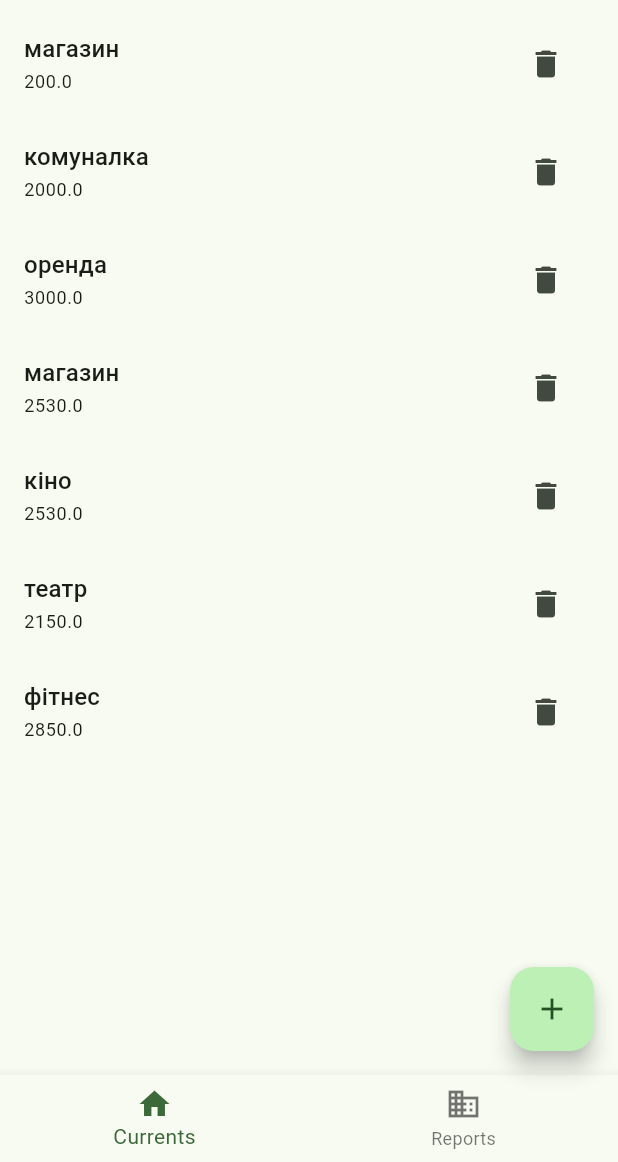
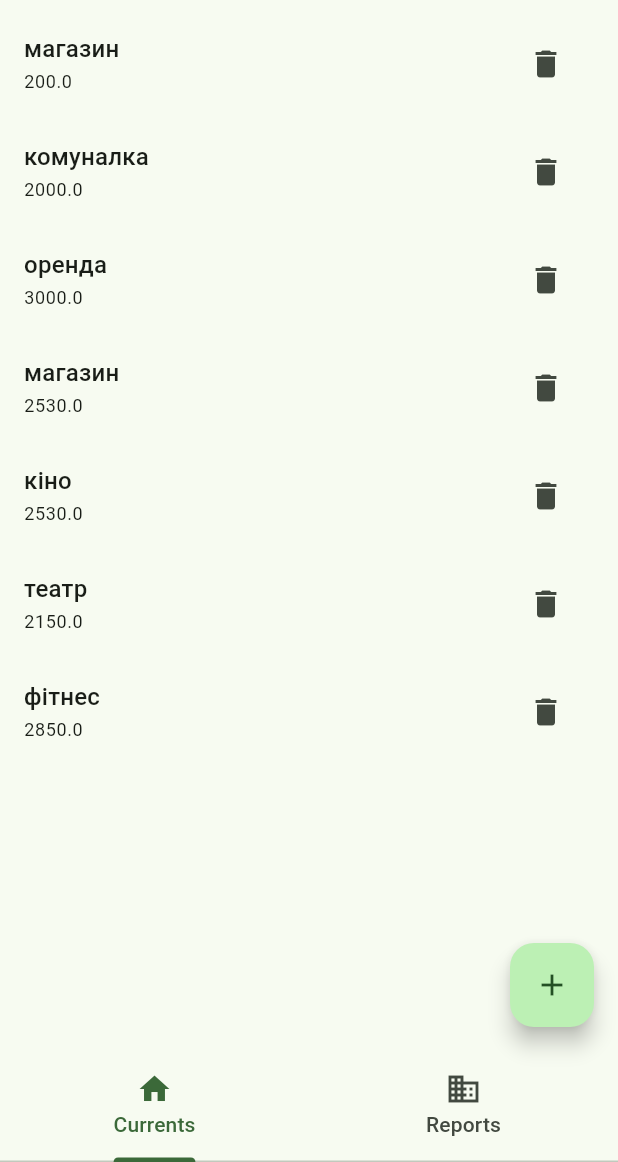
Before and after one commit to lizakolot12/MyFinances, a Flutter app: the screen it shows after launch, on a phone screen of 412 x 824 dp, the part 74-1236 px from its top. Run offline on Flutter 3.47's test engine with Material 2 defaults, Android fonts, the phone set to English and light mode, and no system bars; our stand-ins replace bloc, flutter_bloc, google_fonts; generated files the repository leaves out were written again.

Commit message:
fix tabs

```diff
--- a/lib/main.dart
+++ b/lib/main.dart
@@ -114,8 +114,9 @@ class MainPage extends StatelessWidget {
                     )
                   ],
                 ),
-                body: settings.selectedIndex == 0
-                    ? RepositoryProvider(
+                body: TabBarView(
+                  children: [
+                    RepositoryProvider(
                         create: (context) => TransactionRepository(),
                         child: BlocProvider(
                           create: (context) => TransactionListBloc(
@@ -123,8 +124,10 @@ class MainPage extends StatelessWidget {
                                   RepositoryProvider.of<TransactionRepository>(
                                       context)),
                           child: const ListScreen(),
-                        ))
-                    : buildStack(),
+                        )),
+                    buildStack()
+                  ],
+                ),
                 floatingActionButton: FloatingActionButton(
                   tooltip: 'Add new',
                   onPressed: () => {
@@ -147,23 +150,21 @@ class MainPage extends StatelessWidget {
                     Icons.add,
                   ),
                 ),
-                bottomNavigationBar: BottomNavigationBar(
-                  items: <BottomNavigationBarItem>[
-                    BottomNavigationBarItem(
+                bottomNavigationBar: TabBar(
+                  tabs: [
+                    Tab(
                       icon: const Icon(
                         Icons.home,
                       ),
-                      label: AppLocalizations.of(context)!.currents,
+                      text: AppLocalizations.of(context)!.currents,
                     ),
-                    BottomNavigationBarItem(
+                    Tab(
                       icon: const Icon(
                         Icons.business,
                       ),
-                      label: AppLocalizations.of(context)!.reports,
-                    ),
+                      text: AppLocalizations.of(context)!.reports,
+                    )
                   ],
-                  currentIndex: settings.selectedIndex,
-                  onTap: (index) => settings.selectedIndex = index,
                 ),
               ),
             );
--- a/lib/provider_state_managment.dart
+++ b/lib/provider_state_managment.dart
@@ -3,14 +3,6 @@ import 'package:flutter/widgets.dart';
 class Settings extends ChangeNotifier {
   Locale _locale = const Locale('en');
   bool _isLight = false;
-  int _selectedIndex = 0;
-
-  int get selectedIndex => _selectedIndex;
-
-  set selectedIndex(int value) {
-    _selectedIndex = value;
-    notifyListeners();
-  }
 
   Settings(this._locale, this._isLight);
 
```
